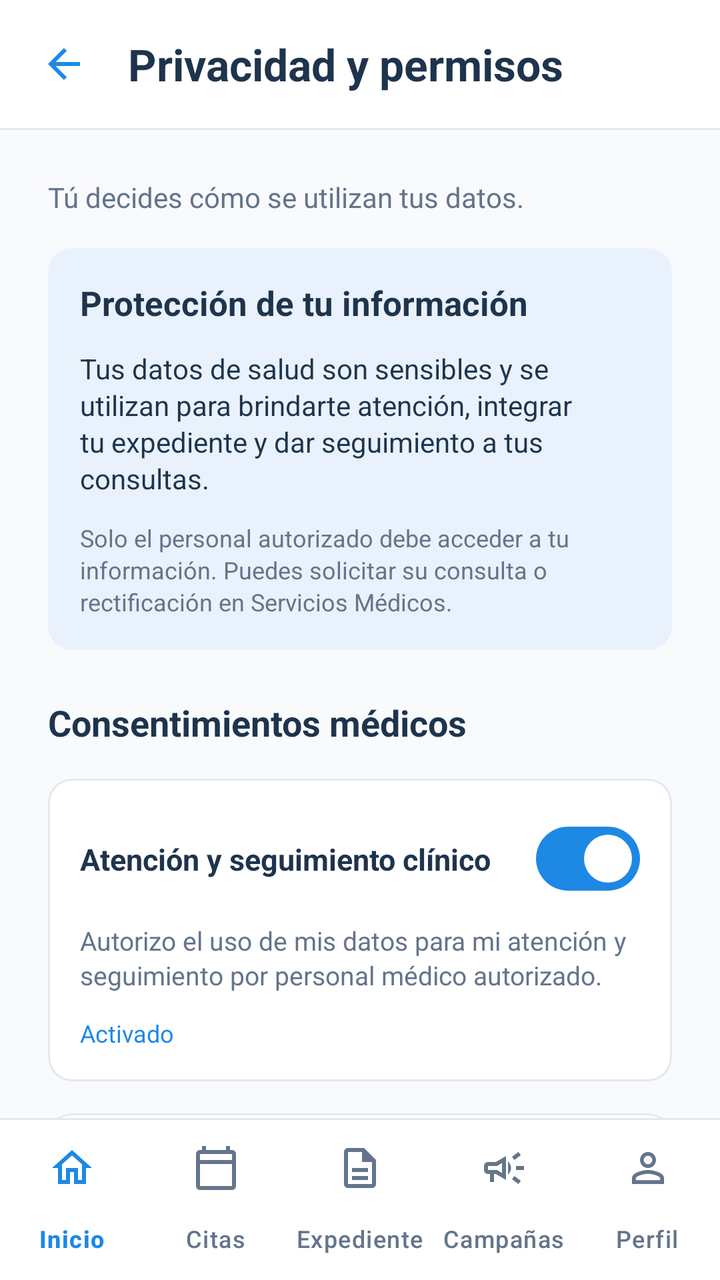
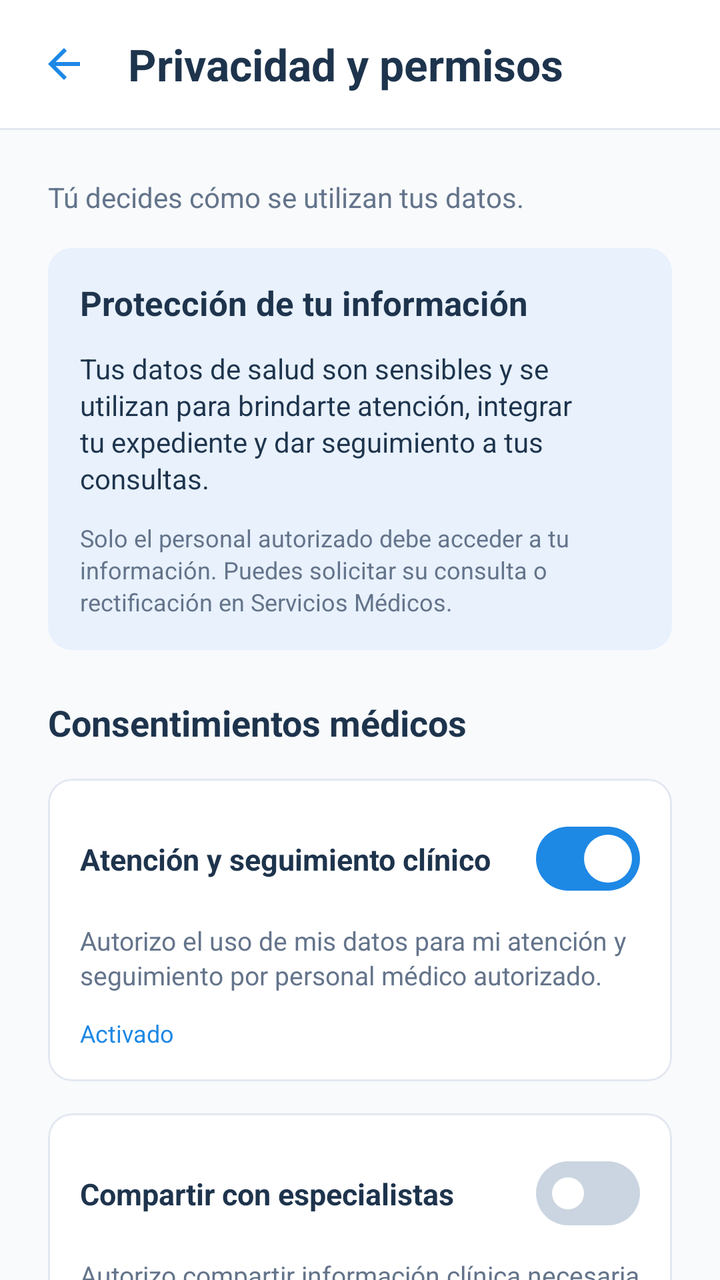

Screens rendered from an Android XML layout before and after an edit, with the pre-edit source and the edit as a unified diff.
<!-- AndroidManifest.xml: application theme Theme.Servicios_medicos -->
<!-- res/layout/activity_privacidad_c.xml -->
<?xml version="1.0" encoding="utf-8"?>
<androidx.constraintlayout.widget.ConstraintLayout xmlns:android="http://schemas.android.com/apk/res/android"
    xmlns:app="http://schemas.android.com/apk/res-auto"
    xmlns:tools="http://schemas.android.com/tools"
    android:id="@+id/main"
    android:layout_width="match_parent"
    android:layout_height="match_parent"
    android:background="@color/color_fondo_secundario"
    tools:context=".vista.PrivacidadActivityC">

    
    <androidx.constraintlayout.widget.ConstraintLayout
        android:id="@+id/clEncabezado"
        android:layout_width="0dp"
        android:layout_height="wrap_content"
        android:background="@color/color_fondo"
        android:minHeight="64dp"
        android:paddingStart="8dp"
        android:paddingTop="8dp"
        android:paddingEnd="8dp"
        android:paddingBottom="8dp"
        app:layout_constraintEnd_toEndOf="parent"
        app:layout_constraintStart_toStartOf="parent"
        app:layout_constraintTop_toTopOf="parent">

        <ImageButton
            android:id="@+id/ibRegresar"
            android:layout_width="48dp"
            android:layout_height="48dp"
            android:background="?attr/selectableItemBackgroundBorderless"
            android:contentDescription="@string/comun_cd_regresar"
            android:src="@drawable/ic_flecha_atras"
            app:layout_constraintBottom_toBottomOf="parent"
            app:layout_constraintStart_toStartOf="parent"
            app:layout_constraintTop_toTopOf="parent"
            app:tint="@color/color_enlace" />

        <TextView
            android:id="@+id/tvTitulo"
            android:layout_width="0dp"
            android:layout_height="wrap_content"
            android:layout_marginStart="8dp"
            android:layout_marginEnd="8dp"
            android:ellipsize="end"
            android:maxLines="1"
            android:text="@string/privacidad_titulo"
            android:textColor="@color/color_texto_principal"
            android:textSize="22sp"
            android:textStyle="bold"
            app:layout_constraintBottom_toBottomOf="parent"
            app:layout_constraintEnd_toEndOf="parent"
            app:layout_constraintStart_toEndOf="@id/ibRegresar"
            app:layout_constraintTop_toTopOf="parent" />

    </androidx.constraintlayout.widget.ConstraintLayout>

    <View
        android:id="@+id/vDivisorEncabezado"
        android:layout_width="0dp"
        android:layout_height="1dp"
        android:background="@color/color_borde"
        app:layout_constraintEnd_toEndOf="parent"
        app:layout_constraintStart_toStartOf="parent"
        app:layout_constraintTop_toBottomOf="@id/clEncabezado" />

    
    <androidx.core.widget.NestedScrollView
        android:id="@+id/nsvContenido"
        android:layout_width="0dp"
        android:layout_height="0dp"
        android:fillViewport="true"
        android:overScrollMode="never"
        app:layout_constraintBottom_toTopOf="@id/vDivisorNavegacion"
        app:layout_constraintEnd_toEndOf="parent"
        app:layout_constraintStart_toStartOf="parent"
        app:layout_constraintTop_toBottomOf="@id/vDivisorEncabezado">

        <androidx.constraintlayout.widget.ConstraintLayout
            android:id="@+id/clContenido"
            android:layout_width="match_parent"
            android:layout_height="wrap_content"
            android:paddingStart="24dp"
            android:paddingTop="24dp"
            android:paddingEnd="24dp"
            android:paddingBottom="32dp">

            <TextView
                android:id="@+id/tvDescripcion"
                android:layout_width="0dp"
                android:layout_height="wrap_content"
                android:lineSpacingExtra="2sp"
                android:text="@string/privacidad_descripcion"
                android:textColor="@color/color_texto_secundario"
                android:textSize="14sp"
                app:layout_constraintEnd_toEndOf="parent"
                app:layout_constraintStart_toStartOf="parent"
                app:layout_constraintTop_toTopOf="parent" />

            
            <com.google.android.material.card.MaterialCardView
                android:id="@+id/cvProteccion"
                style="@style/Widget.Material3.CardView.Outlined"
                android:layout_width="0dp"
                android:layout_height="wrap_content"
                android:layout_marginTop="16dp"
                app:cardBackgroundColor="@color/color_fondo_azul_claro"
                app:cardCornerRadius="12dp"
                app:cardElevation="0dp"
                app:layout_constraintEnd_toEndOf="parent"
                app:layout_constraintStart_toStartOf="parent"
                app:layout_constraintTop_toBottomOf="@id/tvDescripcion"
                app:strokeColor="@color/color_fondo_azul_claro"
                app:strokeWidth="1dp">

                <androidx.constraintlayout.widget.ConstraintLayout
                    android:layout_width="match_parent"
                    android:layout_height="wrap_content"
                    android:padding="16dp">

                    <TextView
                        android:id="@+id/tvProteccionTitulo"
                        android:layout_width="0dp"
                        android:layout_height="wrap_content"
                        android:lineSpacingExtra="2sp"
                        android:text="@string/privacidad_proteccion_titulo"
                        android:textColor="@color/color_texto_principal"
                        android:textSize="17sp"
                        android:textStyle="bold"
                        app:layout_constraintEnd_toEndOf="parent"
                        app:layout_constraintStart_toStartOf="parent"
                        app:layout_constraintTop_toTopOf="parent" />

                    <TextView
                        android:id="@+id/tvProteccionTexto"
                        android:layout_width="0dp"
                        android:layout_height="wrap_content"
                        android:layout_marginTop="12dp"
                        android:lineSpacingExtra="2sp"
                        android:text="@string/privacidad_proteccion_texto"
                        android:textColor="@color/color_texto_principal"
                        android:textSize="14sp"
                        app:layout_constraintEnd_toEndOf="parent"
                        app:layout_constraintStart_toStartOf="parent"
                        app:layout_constraintTop_toBottomOf="@id/tvProteccionTitulo" />

                    <TextView
                        android:id="@+id/tvProteccionNota"
                        android:layout_width="0dp"
                        android:layout_height="wrap_content"
                        android:layout_marginTop="12dp"
                        android:lineSpacingExtra="2sp"
                        android:text="@string/privacidad_proteccion_nota"
                        android:textColor="@color/color_texto_secundario"
                        android:textSize="12sp"
                        app:layout_constraintEnd_toEndOf="parent"
                        app:layout_constraintStart_toStartOf="parent"
                        app:layout_constraintTop_toBottomOf="@id/tvProteccionTexto" />

                </androidx.constraintlayout.widget.ConstraintLayout>

            </com.google.android.material.card.MaterialCardView>

            
            <TextView
                android:id="@+id/tvSeccionConsentimientos"
                android:layout_width="0dp"
                android:layout_height="wrap_content"
                android:layout_marginTop="24dp"
                android:lineSpacingExtra="2sp"
                android:text="@string/privacidad_seccion_consentimientos"
                android:textColor="@color/color_texto_principal"
                android:textSize="18sp"
                android:textStyle="bold"
                app:layout_constraintEnd_toEndOf="parent"
                app:layout_constraintStart_toStartOf="parent"
                app:layout_constraintTop_toBottomOf="@id/cvProteccion" />

            <com.google.android.material.card.MaterialCardView
                android:id="@+id/cvAtencionSeguimiento"
                style="@style/Widget.Material3.CardView.Outlined"
                android:layout_width="0dp"
                android:layout_height="wrap_content"
                android:layout_marginTop="16dp"
                app:cardBackgroundColor="@color/color_fondo"
                app:cardCornerRadius="12dp"
                app:cardElevation="0dp"
                app:layout_constraintEnd_toEndOf="parent"
                app:layout_constraintStart_toStartOf="parent"
                app:layout_constraintTop_toBottomOf="@id/tvSeccionConsentimientos"
                app:strokeColor="@color/color_borde"
                app:strokeWidth="1dp">

                <androidx.constraintlayout.widget.ConstraintLayout
                    android:layout_width="match_parent"
                    android:layout_height="wrap_content"
                    android:padding="16dp">

                    <TextView
                        android:id="@+id/tvAtencionSeguimientoTitulo"
                        android:layout_width="0dp"
                        android:layout_height="wrap_content"
                        android:layout_marginEnd="16dp"
                        android:text="@string/privacidad_consentimiento1_titulo"
                        android:textColor="@color/color_texto_principal"
                        android:textSize="15sp"
                        android:textStyle="bold"
                        app:layout_constraintBottom_toBottomOf="@id/swAtencionSeguimiento"
                        app:layout_constraintEnd_toStartOf="@id/swAtencionSeguimiento"
                        app:layout_constraintStart_toStartOf="parent"
                        app:layout_constraintTop_toTopOf="@id/swAtencionSeguimiento" />

                    <com.google.android.material.materialswitch.MaterialSwitch
                        android:id="@+id/swAtencionSeguimiento"
                        android:layout_width="wrap_content"
                        android:layout_height="wrap_content"
                        android:checked="true"
                        android:contentDescription="@string/privacidad_consentimiento1_titulo"
                        app:thumbTint="@color/selector_switch_thumb"
                        app:trackDecorationTint="@android:color/transparent"
                        app:trackTint="@color/selector_switch_track"
                        app:layout_constraintEnd_toEndOf="parent"
                        app:layout_constraintTop_toTopOf="parent" />

                    <TextView
                        android:id="@+id/tvAtencionSeguimientoDescripcion"
                        android:layout_width="0dp"
                        android:layout_height="wrap_content"
                        android:layout_marginTop="8dp"
                        android:lineSpacingExtra="2sp"
                        android:text="@string/privacidad_consentimiento1_descripcion"
                        android:textColor="@color/color_texto_secundario"
                        android:textSize="13sp"
                        app:layout_constraintEnd_toEndOf="parent"
                        app:layout_constraintStart_toStartOf="parent"
                        app:layout_constraintTop_toBottomOf="@id/swAtencionSeguimiento" />

                    <TextView
                        android:id="@+id/tvAtencionSeguimientoEstado"
                        android:layout_width="0dp"
                        android:layout_height="wrap_content"
                        android:layout_marginTop="12dp"
                        android:text="@string/privacidad_estado_activado"
                        android:textColor="@color/color_enlace"
                        android:textSize="12sp"
                        app:layout_constraintEnd_toEndOf="parent"
                        app:layout_constraintStart_toStartOf="parent"
                        app:layout_constraintTop_toBottomOf="@id/tvAtencionSeguimientoDescripcion" />

                </androidx.constraintlayout.widget.ConstraintLayout>

            </com.google.android.material.card.MaterialCardView>

            <com.google.android.material.card.MaterialCardView
                android:id="@+id/cvCompartirEspecialistas"
                style="@style/Widget.Material3.CardView.Outlined"
                android:layout_width="0dp"
                android:layout_height="wrap_content"
                android:layout_marginTop="16dp"
                app:cardBackgroundColor="@color/color_fondo"
                app:cardCornerRadius="12dp"
                app:cardElevation="0dp"
                app:layout_constraintEnd_toEndOf="parent"
                app:layout_constraintStart_toStartOf="parent"
                app:layout_constraintTop_toBottomOf="@id/cvAtencionSeguimiento"
                app:strokeColor="@color/color_borde"
                app:strokeWidth="1dp">

                <androidx.constraintlayout.widget.ConstraintLayout
                    android:layout_width="match_parent"
                    android:layout_height="wrap_content"
                    android:padding="16dp">

                    <TextView
                        android:id="@+id/tvCompartirEspecialistasTitulo"
                        android:layout_width="0dp"
                        android:layout_height="wrap_content"
                        android:layout_marginEnd="16dp"
                        android:text="@string/privacidad_consentimiento2_titulo"
                        android:textColor="@color/color_texto_principal"
                        android:textSize="15sp"
                        android:textStyle="bold"
                        app:layout_constraintBottom_toBottomOf="@id/swCompartirEspecialistas"
                        app:layout_constraintEnd_toStartOf="@id/swCompartirEspecialistas"
                        app:layout_constraintStart_toStartOf="parent"
                        app:layout_constraintTop_toTopOf="@id/swCompartirEspecialistas" />

                    <com.google.android.material.materialswitch.MaterialSwitch
                        android:id="@+id/swCompartirEspecialistas"
                        android:layout_width="wrap_content"
                        android:layout_height="wrap_content"
                        android:checked="false"
                        android:contentDescription="@string/privacidad_consentimiento2_titulo"
                        app:thumbTint="@color/selector_switch_thumb"
                        app:trackDecorationTint="@android:color/transparent"
                        app:trackTint="@color/selector_switch_track"
                        app:layout_constraintEnd_toEndOf="parent"
                        app:layout_constraintTop_toTopOf="parent" />

                    <TextView
                        android:id="@+id/tvCompartirEspecialistasDescripcion"
                        android:layout_width="0dp"
                        android:layout_height="wrap_content"
                        android:layout_marginTop="8dp"
                        android:lineSpacingExtra="2sp"
                        android:text="@string/privacidad_consentimiento2_descripcion"
                        android:textColor="@color/color_texto_secundario"
                        android:textSize="13sp"
                        app:layout_constraintEnd_toEndOf="parent"
                        app:layout_constraintStart_toStartOf="parent"
                        app:layout_constraintTop_toBottomOf="@id/swCompartirEspecialistas" />

                    <TextView
                        android:id="@+id/tvCompartirEspecialistasEstado"
                        android:layout_width="0dp"
                        android:layout_height="wrap_content"
                        android:layout_marginTop="12dp"
                        android:text="@string/privacidad_estado_desactivado"
                        android:textColor="@color/color_texto_secundario"
                        android:textSize="12sp"
                        app:layout_constraintEnd_toEndOf="parent"
                        app:layout_constraintStart_toStartOf="parent"
                        app:layout_constraintTop_toBottomOf="@id/tvCompartirEspecialistasDescripcion" />

                </androidx.constraintlayout.widget.ConstraintLayout>

            </com.google.android.material.card.MaterialCardView>

            <com.google.android.material.card.MaterialCardView
                android:id="@+id/cvCampaniasPrevencion"
                style="@style/Widget.Material3.CardView.Outlined"
                android:layout_width="0dp"
                android:layout_height="wrap_content"
                android:layout_marginTop="16dp"
                app:cardBackgroundColor="@color/color_fondo"
                app:cardCornerRadius="12dp"
                app:cardElevation="0dp"
                app:layout_constraintEnd_toEndOf="parent"
                app:layout_constraintStart_toStartOf="parent"
                app:layout_constraintTop_toBottomOf="@id/cvCompartirEspecialistas"
                app:strokeColor="@color/color_borde"
                app:strokeWidth="1dp">

                <androidx.constraintlayout.widget.ConstraintLayout
                    android:layout_width="match_parent"
                    android:layout_height="wrap_content"
                    android:padding="16dp">

                    <TextView
                        android:id="@+id/tvCampaniasPrevencionTitulo"
                        android:layout_width="0dp"
                        android:layout_height="wrap_content"
                        android:layout_marginEnd="16dp"
                        android:text="@string/privacidad_consentimiento3_titulo"
                        android:textColor="@color/color_texto_principal"
                        android:textSize="15sp"
                        android:textStyle="bold"
                        app:layout_constraintBottom_toBottomOf="@id/swCampaniasPrevencion"
                        app:layout_constraintEnd_toStartOf="@id/swCampaniasPrevencion"
                        app:layout_constraintStart_toStartOf="parent"
                        app:layout_constraintTop_toTopOf="@id/swCampaniasPrevencion" />

                    <com.google.android.material.materialswitch.MaterialSwitch
                        android:id="@+id/swCampaniasPrevencion"
                        android:layout_width="wrap_content"
                        android:layout_height="wrap_content"
                        android:checked="true"
                        android:contentDescription="@string/privacidad_consentimiento3_titulo"
                        app:thumbTint="@color/selector_switch_thumb"
                        app:trackDecorationTint="@android:color/transparent"
                        app:trackTint="@color/selector_switch_track"
                        app:layout_constraintEnd_toEndOf="parent"
                        app:layout_constraintTop_toTopOf="parent" />

                    <TextView
                        android:id="@+id/tvCampaniasPrevencionDescripcion"
                        android:layout_width="0dp"
                        android:layout_height="wrap_content"
                        android:layout_marginTop="8dp"
                        android:lineSpacingExtra="2sp"
                        android:text="@string/privacidad_consentimiento3_descripcion"
                        android:textColor="@color/color_texto_secundario"
                        android:textSize="13sp"
                        app:layout_constraintEnd_toEndOf="parent"
                        app:layout_constraintStart_toStartOf="parent"
                        app:layout_constraintTop_toBottomOf="@id/swCampaniasPrevencion" />

                    <TextView
                        android:id="@+id/tvCampaniasPrevencionEstado"
                        android:layout_width="0dp"
                        android:layout_height="wrap_content"
                        android:layout_marginTop="12dp"
                        android:text="@string/privacidad_estado_activado"
                        android:textColor="@color/color_enlace"
                        android:textSize="12sp"
                        app:layout_constraintEnd_toEndOf="parent"
                        app:layout_constraintStart_toStartOf="parent"
                        app:layout_constraintTop_toBottomOf="@id/tvCampaniasPrevencionDescripcion" />

                </androidx.constraintlayout.widget.ConstraintLayout>

            </com.google.android.material.card.MaterialCardView>

            <com.google.android.material.card.MaterialCardView
                android:id="@+id/cvInvestigacionAnonimizada"
                style="@style/Widget.Material3.CardView.Outlined"
                android:layout_width="0dp"
                android:layout_height="wrap_content"
                android:layout_marginTop="16dp"
                app:cardBackgroundColor="@color/color_fondo"
                app:cardCornerRadius="12dp"
                app:cardElevation="0dp"
                app:layout_constraintEnd_toEndOf="parent"
                app:layout_constraintStart_toStartOf="parent"
                app:layout_constraintTop_toBottomOf="@id/cvCampaniasPrevencion"
                app:strokeColor="@color/color_borde"
                app:strokeWidth="1dp">

                <androidx.constraintlayout.widget.ConstraintLayout
                    android:layout_width="match_parent"
                    android:layout_height="wrap_content"
                    android:padding="16dp">

                    <TextView
                        android:id="@+id/tvInvestigacionAnonimizadaTitulo"
                        android:layout_width="0dp"
                        android:layout_height="wrap_content"
                        android:layout_marginEnd="16dp"
                        android:text="@string/privacidad_consentimiento4_titulo"
                        android:textColor="@color/color_texto_principal"
                        android:textSize="15sp"
                        android:textStyle="bold"
                        app:layout_constraintBottom_toBottomOf="@id/swInvestigacionAnonimizada"
                        app:layout_constraintEnd_toStartOf="@id/swInvestigacionAnonimizada"
                        app:layout_constraintStart_toStartOf="parent"
                        app:layout_constraintTop_toTopOf="@id/swInvestigacionAnonimizada" />

                    <com.google.android.material.materialswitch.MaterialSwitch
                        android:id="@+id/swInvestigacionAnonimizada"
                        android:layout_width="wrap_content"
                        android:layout_height="wrap_content"
                        android:checked="false"
                        android:contentDescription="@string/privacidad_consentimiento4_titulo"
                        app:thumbTint="@color/selector_switch_thumb"
                        app:trackDecorationTint="@android:color/transparent"
                        app:trackTint="@color/selector_switch_track"
                        app:layout_constraintEnd_toEndOf="parent"
                        app:layout_constraintTop_toTopOf="parent" />

                    <TextView
                        android:id="@+id/tvInvestigacionAnonimizadaDescripcion"
                        android:layout_width="0dp"
                        android:layout_height="wrap_content"
                        android:layout_marginTop="8dp"
                        android:lineSpacingExtra="2sp"
                        android:text="@string/privacidad_consentimiento4_descripcion"
                        android:textColor="@color/color_texto_secundario"
                        android:textSize="13sp"
                        app:layout_constraintEnd_toEndOf="parent"
                        app:layout_constraintStart_toStartOf="parent"
                        app:layout_constraintTop_toBottomOf="@id/swInvestigacionAnonimizada" />

                    <TextView
                        android:id="@+id/tvInvestigacionAnonimizadaEstado"
                        android:layout_width="0dp"
                        android:layout_height="wrap_content"
                        android:layout_marginTop="12dp"
                        android:text="@string/privacidad_estado_desactivado"
                        android:textColor="@color/color_texto_secundario"
                        android:textSize="12sp"
                        app:layout_constraintEnd_toEndOf="parent"
                        app:layout_constraintStart_toStartOf="parent"
                        app:layout_constraintTop_toBottomOf="@id/tvInvestigacionAnonimizadaDescripcion" />

                </androidx.constraintlayout.widget.ConstraintLayout>

            </com.google.android.material.card.MaterialCardView>

            <com.google.android.material.button.MaterialButton
                android:id="@+id/btnGuardarPreferencias"
                style="@style/Widget.MaterialComponents.Button"
                android:layout_width="0dp"
                android:layout_height="56dp"
                android:layout_marginTop="24dp"
                android:insetTop="0dp"
                android:insetBottom="0dp"
                android:text="@string/privacidad_btn_guardar"
                android:textAllCaps="false"
                android:textColor="@color/color_boton_primario_texto"
                android:textSize="16sp"
                android:textStyle="bold"
                app:backgroundTint="@color/color_boton_primario"
                app:cornerRadius="12dp"
                app:elevation="0dp"
                app:layout_constraintEnd_toEndOf="parent"
                app:layout_constraintStart_toStartOf="parent"
                app:layout_constraintTop_toBottomOf="@id/cvInvestigacionAnonimizada" />

            <TextView
                android:id="@+id/tvNotaPreferencias"
                android:layout_width="0dp"
                android:layout_height="wrap_content"
                android:layout_marginTop="16dp"
                android:lineSpacingExtra="2sp"
                android:text="@string/privacidad_nota"
                android:textColor="@color/color_texto_secundario"
                android:textSize="12sp"
                app:layout_constraintEnd_toEndOf="parent"
                app:layout_constraintStart_toStartOf="parent"
                app:layout_constraintTop_toBottomOf="@id/btnGuardarPreferencias" />

        </androidx.constraintlayout.widget.ConstraintLayout>

    </androidx.core.widget.NestedScrollView>

    
    <View
        android:id="@+id/vDivisorNavegacion"
        android:layout_width="0dp"
        android:layout_height="1dp"
        android:background="@color/color_borde"
        app:layout_constraintBottom_toTopOf="@id/bnvNavegacion"
        app:layout_constraintEnd_toEndOf="parent"
        app:layout_constraintStart_toStartOf="parent" />

    <com.google.android.material.bottomnavigation.BottomNavigationView
        android:id="@+id/bnvNavegacion"
        style="@style/Widget.Material3.BottomNavigationView"
        android:layout_width="0dp"
        android:layout_height="wrap_content"
        android:background="@color/color_fondo"
        app:elevation="0dp"
        app:itemActiveIndicatorStyle="@style/SaludCampus.IndicadorNavegacion"
        app:itemIconTint="@color/selector_nav_item"
        app:itemTextAppearanceActive="@style/SaludCampus.TextoNavegacion.Activo"
        app:itemTextAppearanceInactive="@style/SaludCampus.TextoNavegacion"
        app:itemTextColor="@color/selector_nav_item"
        app:labelVisibilityMode="labeled"
        app:layout_constraintBottom_toBottomOf="parent"
        app:layout_constraintEnd_toEndOf="parent"
        app:layout_constraintStart_toStartOf="parent"
        app:menu="@menu/menu_navegacion_alumno" />

</androidx.constraintlayout.widget.ConstraintLayout>
<!-- resources referenced by this layout -->
<resources>
  <color name="color_borde">#FFE2E8F0</color>
  <color name="color_boton_primario">#FF146AC2</color>
  <color name="color_boton_primario_texto">#FFFFFFFF</color>
  <color name="color_enlace">#FF1E88E5</color>
  <color name="color_fondo">#FFFFFFFF</color>
  <color name="color_fondo_azul_claro">#FFE8F1FC</color>
  <color name="color_fondo_secundario">#FFF8FAFC</color>
  <color name="color_texto_principal">#FF1E344D</color>
  <color name="color_texto_secundario">#FF64748B</color>
  <!-- drawable ic_flecha_atras (drawable) -->
  <vector xmlns:android="http://schemas.android.com/apk/res/android"
      android:width="24dp"
      android:height="24dp"
      android:autoMirrored="true"
      android:viewportWidth="24"
      android:viewportHeight="24">
      <path
          android:fillColor="@android:color/white"
          android:pathData="M20,11H7.83l5.59,-5.59L12,4l-8,8 8,8 1.41,-1.41L7.83,13H20v-2z" />
  </vector>
  <string name="comun_cd_regresar">Regresar</string>
  <string name="privacidad_btn_guardar">Guardar preferencias</string>
  <string name="privacidad_consentimiento1_descripcion">Autorizo el uso de mis datos para mi atención y seguimiento por personal médico autorizado.</string>
  <string name="privacidad_consentimiento1_titulo">Atención y seguimiento clínico</string>
  <string name="privacidad_consentimiento2_descripcion">Autorizo compartir información clínica necesaria para una referencia médica.</string>
  <string name="privacidad_consentimiento2_titulo">Compartir con especialistas</string>
  <string name="privacidad_consentimiento3_descripcion">Acepto recibir información sobre campañas y actividades de salud.</string>
  <string name="privacidad_consentimiento3_titulo">Campañas de prevención</string>
  <string name="privacidad_consentimiento4_descripcion">Autorizo el uso de datos disociados en estudios de salud universitaria.</string>
  <string name="privacidad_consentimiento4_titulo">Investigación anonimizada</string>
  <string name="privacidad_descripcion">Tú decides cómo se utilizan tus datos.</string>
  <string name="privacidad_estado_activado">Activado</string>
  <string name="privacidad_estado_desactivado">Desactivado</string>
  <string name="privacidad_nota">Puedes modificar tus preferencias en cualquier momento.\nContenido de ejemplo sujeto a revisión institucional.</string>
  <string name="privacidad_proteccion_nota">Solo el personal autorizado debe acceder a tu información. Puedes solicitar su consulta o rectificación en Servicios Médicos.</string>
  <string name="privacidad_proteccion_texto">Tus datos de salud son sensibles y se utilizan para brindarte atención, integrar tu expediente y dar seguimiento a tus consultas.</string>
  <string name="privacidad_proteccion_titulo">Protección de tu información</string>
  <string name="privacidad_seccion_consentimientos">Consentimientos médicos</string>
  <string name="privacidad_titulo">Privacidad y permisos</string>
  <style name="SaludCampus.IndicadorNavegacion" parent="Widget.Material3.BottomNavigationView.ActiveIndicator">
          <item name="android:color">@color/color_fondo_azul_claro</item>
          <item name="shapeAppearance">@style/SaludCampus.FormaIndicador</item>
      </style>
  <style name="SaludCampus.TextoNavegacion" parent="TextAppearance.Material3.LabelMedium">
          <item name="android:textSize">12sp</item>
      </style>
  <style name="SaludCampus.TextoNavegacion.Activo">
          <item name="android:textStyle">bold</item>
      </style>
  <style name="Theme.Servicios_medicos" parent="Base.Theme.Servicios_medicos" />
  <style name="SaludCampus.FormaIndicador" parent="">
          <item name="cornerFamily">rounded</item>
          <item name="cornerSize">12dp</item>
      </style>
  <style name="Base.Theme.Servicios_medicos" parent="Theme.Material3.DayNight.NoActionBar">
          
          
      </style>
</resources>

<!-- the commit's change to res/layout/activity_privacidad_c.xml (unified diff, before → after) -->
@@ -70,7 +70,7 @@
         android:layout_height="0dp"
         android:fillViewport="true"
         android:overScrollMode="never"
-        app:layout_constraintBottom_toTopOf="@id/vDivisorNavegacion"
+        app:layout_constraintBottom_toBottomOf="parent"
         app:layout_constraintEnd_toEndOf="parent"
         app:layout_constraintStart_toStartOf="parent"
         app:layout_constraintTop_toBottomOf="@id/vDivisorEncabezado">
@@ -515,6 +515,7 @@
     
     <View
         android:id="@+id/vDivisorNavegacion"
+        android:visibility="gone"
         android:layout_width="0dp"
         android:layout_height="1dp"
         android:background="@color/color_borde"
@@ -524,6 +525,7 @@
 
     <com.google.android.material.bottomnavigation.BottomNavigationView
         android:id="@+id/bnvNavegacion"
+        android:visibility="gone"
         style="@style/Widget.Material3.BottomNavigationView"
         android:layout_width="0dp"
         android:layout_height="wrap_content"
